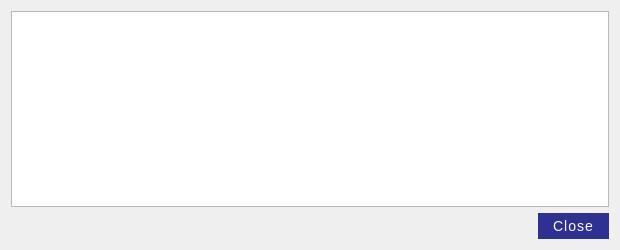
hardwarewise/SIN-core, file src/qt/forms/transactiondescdialog.ui: the form before one commit.
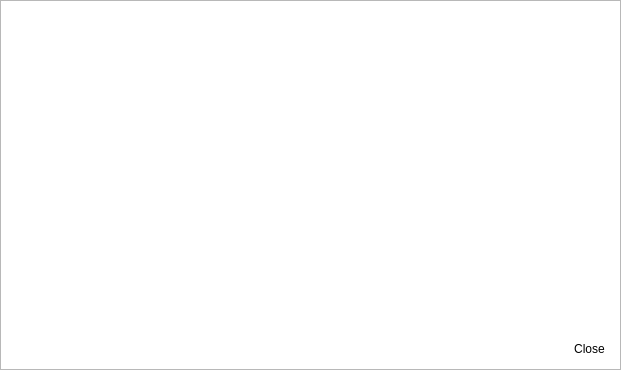
The form after the commit.

```diff
--- a/src/qt/forms/transactiondescdialog.ui
+++ b/src/qt/forms/transactiondescdialog.ui
@@ -6,68 +6,129 @@
    <rect>
     <x>0</x>
     <y>0</y>
-    <width>620</width>
-    <height>250</height>
+    <width>621</width>
+    <height>370</height>
    </rect>
   </property>
+  <property name="sizePolicy">
+   <sizepolicy hsizetype="Preferred" vsizetype="Expanding">
+    <horstretch>0</horstretch>
+    <verstretch>0</verstretch>
+   </sizepolicy>
+  </property>
   <property name="windowTitle">
    <string notr="true">Transaction details</string>
   </property>
   <property name="styleSheet">
-   <string notr="true">
-QPushButton {
-
-	background-color: #2E3191;
-	background-repeat: no-repeat;
-    background-size: 1000% 1000%;
- 	padding: 5px 15px;
-	letter-spacing: 1px;
-	border: 0;
-	color: #ffffff;
-	font-size: 14px;
-
+   <string notr="true">QDialog#TransactionDescDialog {
+background-color: #FFFFFF;
 }
 
-QPushButton:hover {
-	background-color: #191c8a;
-	
-	
-}
-QPushButton:focus {
-	border: none;
-	outline: none;
-}
-QPushButton:pressed {
-	border: 1px solid #333;
-}
+QPushButton  { 
+  font-size:12px;
+  padding:4px 6px;
+  border-radius: 12px;
+  }
+  
+QPushButton:hover  {
+    font-size:12px;
+    padding:4px 6px;
+  }
 
-/*QTextEdit#detailText {
+QTextEdit#detailText {
 background-color: transparent;
 font-size: 14px;
-color: #333333;
 border:0;
-}
-*/</string>
+}</string>
   </property>
   <layout class="QVBoxLayout" name="verticalLayout">
+   <property name="leftMargin">
+    <number>0</number>
+   </property>
+   <property name="topMargin">
+    <number>0</number>
+   </property>
+   <property name="rightMargin">
+    <number>0</number>
+   </property>
+   <property name="bottomMargin">
+    <number>0</number>
+   </property>
    <item>
-    <widget class="QTextEdit" name="detailText">
-     <property name="toolTip">
-      <string>This pane shows a detailed description of the transaction</string>
+    <widget class="QFrame" name="descFrame">
+     <property name="sizePolicy">
+      <sizepolicy hsizetype="Expanding" vsizetype="Expanding">
+       <horstretch>0</horstretch>
+       <verstretch>0</verstretch>
+      </sizepolicy>
      </property>
-     <property name="readOnly">
-      <bool>true</bool>
+     <property name="frameShape">
+      <enum>QFrame::StyledPanel</enum>
      </property>
-    </widget>
-   </item>
-   <item>
-    <widget class="QDialogButtonBox" name="buttonBox">
-     <property name="orientation">
-      <enum>Qt::Horizontal</enum>
+     <property name="frameShadow">
+      <enum>QFrame::Raised</enum>
      </property>
-     <property name="standardButtons">
-      <set>QDialogButtonBox::Close</set>
-     </property>
+     <layout class="QVBoxLayout" name="verticalLayout_3">
+      <property name="leftMargin">
+       <number>0</number>
+      </property>
+      <property name="topMargin">
+       <number>0</number>
+      </property>
+      <property name="rightMargin">
+       <number>0</number>
+      </property>
+      <property name="bottomMargin">
+       <number>0</number>
+      </property>
+      <item>
+       <layout class="QVBoxLayout" name="verticalLayout_4">
+        <property name="sizeConstraint">
+         <enum>QLayout::SetDefaultConstraint</enum>
+        </property>
+        <property name="leftMargin">
+         <number>9</number>
+        </property>
+        <property name="topMargin">
+         <number>9</number>
+        </property>
+        <property name="rightMargin">
+         <number>9</number>
+        </property>
+        <property name="bottomMargin">
+         <number>9</number>
+        </property>
+        <item>
+         <widget class="QTextEdit" name="detailText">
+          <property name="toolTip">
+           <string>This pane shows a detailed description of the transaction</string>
+          </property>
+          <property name="styleSheet">
+           <string notr="true">/*background-color: #172E4C;
+border-radius : 12px;
+margin: 10px;*/</string>
+          </property>
+          <property name="readOnly">
+           <bool>true</bool>
+          </property>
+          <property name="tabStopWidth">
+           <number>80</number>
+          </property>
+         </widget>
+        </item>
+        <item>
+         <widget class="QDialogButtonBox" name="buttonBox">
+          <property name="orientation">
+           <enum>Qt::Horizontal</enum>
+          </property>
+          <property name="standardButtons">
+           <set>QDialogButtonBox::Close</set>
+          </property>
+         </widget>
+        </item>
+       </layout>
+      </item>
+     </layout>
     </widget>
    </item>
   </layout>
```
Left out of the diff: 8 changed lines with no effect on the pictures.
